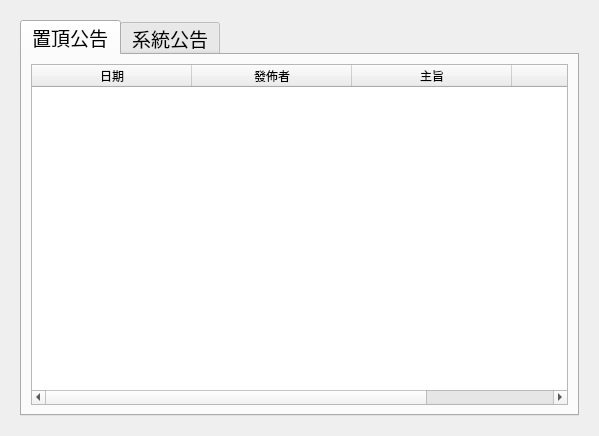
Before: the Qt Designer form src/AdbClient/LayerBulletin.ui in roger0816/Adb, drawn with Qt 5.
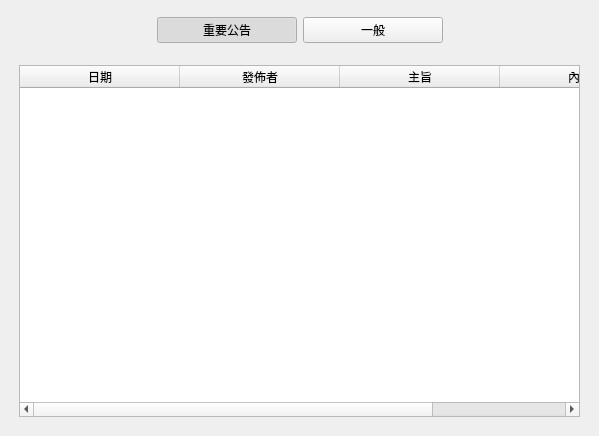
After: the same form once the commit is applied.

Diff of the .ui file:
```diff
--- a/src/AdbClient/LayerBulletin.ui
+++ b/src/AdbClient/LayerBulletin.ui
@@ -15,32 +15,24 @@
   </property>
   <layout class="QGridLayout" name="gridLayout">
    <property name="leftMargin">
-    <number>20</number>
+    <number>10</number>
    </property>
    <property name="topMargin">
-    <number>20</number>
+    <number>10</number>
    </property>
    <property name="rightMargin">
-    <number>20</number>
+    <number>10</number>
    </property>
    <property name="bottomMargin">
-    <number>20</number>
+    <number>10</number>
    </property>
-   <item row="0" column="0">
-    <widget class="QTabWidget" name="tabWidget">
-     <property name="font">
-      <font>
-       <pointsize>14</pointsize>
-      </font>
-     </property>
+   <item row="1" column="0">
+    <widget class="QStackedWidget" name="stackedWidget">
      <property name="currentIndex">
       <number>0</number>
      </property>
-     <widget class="QWidget" name="tab">
-      <attribute name="title">
-       <string>置頂公告</string>
-      </attribute>
-      <layout class="QGridLayout" name="gridLayout_2">
+     <widget class="QWidget" name="page">
+      <layout class="QGridLayout" name="gridLayout_5">
        <item row="0" column="0">
         <widget class="QTableWidget" name="tbTop">
          <property name="editTriggers">
@@ -79,11 +71,8 @@
        </item>
       </layout>
      </widget>
-     <widget class="QWidget" name="tab_2">
-      <attribute name="title">
-       <string>系統公告</string>
-      </attribute>
-      <layout class="QGridLayout" name="gridLayout_3">
+     <widget class="QWidget" name="page_2">
+      <layout class="QGridLayout" name="gridLayout_4">
        <item row="0" column="0">
         <widget class="QTableWidget" name="tbSys">
          <property name="editTriggers">
@@ -124,6 +113,85 @@
      </widget>
     </widget>
    </item>
+   <item row="0" column="0">
+    <widget class="QWidget" name="widget" native="true">
+     <property name="minimumSize">
+      <size>
+       <width>0</width>
+       <height>40</height>
+      </size>
+     </property>
+     <layout class="QHBoxLayout" name="horizontalLayout">
+      <property name="topMargin">
+       <number>0</number>
+      </property>
+      <property name="bottomMargin">
+       <number>0</number>
+      </property>
+      <item>
+       <spacer name="horizontalSpacer">
+        <property name="orientation">
+         <enum>Qt::Horizontal</enum>
+        </property>
+        <property name="sizeHint" stdset="0">
+         <size>
+          <width>40</width>
+          <height>20</height>
+         </size>
+        </property>
+       </spacer>
+      </item>
+      <item>
+       <widget class="QPushButton" name="btn0">
+        <property name="minimumSize">
+         <size>
+          <width>140</width>
+          <height>0</height>
+         </size>
+        </property>
+        <property name="text">
+         <string>重要公告</string>
+        </property>
+        <property name="checkable">
+         <bool>true</bool>
+        </property>
+        <property name="checked">
+         <bool>true</bool>
+        </property>
+       </widget>
+      </item>
+      <item>
+       <widget class="QPushButton" name="btn1">
+        <property name="minimumSize">
+         <size>
+          <width>140</width>
+          <height>0</height>
+         </size>
+        </property>
+        <property name="text">
+         <string>一般</string>
+        </property>
+        <property name="checkable">
+         <bool>true</bool>
+        </property>
+       </widget>
+      </item>
+      <item>
+       <spacer name="horizontalSpacer_2">
+        <property name="orientation">
+         <enum>Qt::Horizontal</enum>
+        </property>
+        <property name="sizeHint" stdset="0">
+         <size>
+          <width>40</width>
+          <height>20</height>
+         </size>
+        </property>
+       </spacer>
+      </item>
+     </layout>
+    </widget>
+   </item>
   </layout>
  </widget>
  <resources/>
```
Left out of the diff: 2 changed lines with no effect on the pictures.
